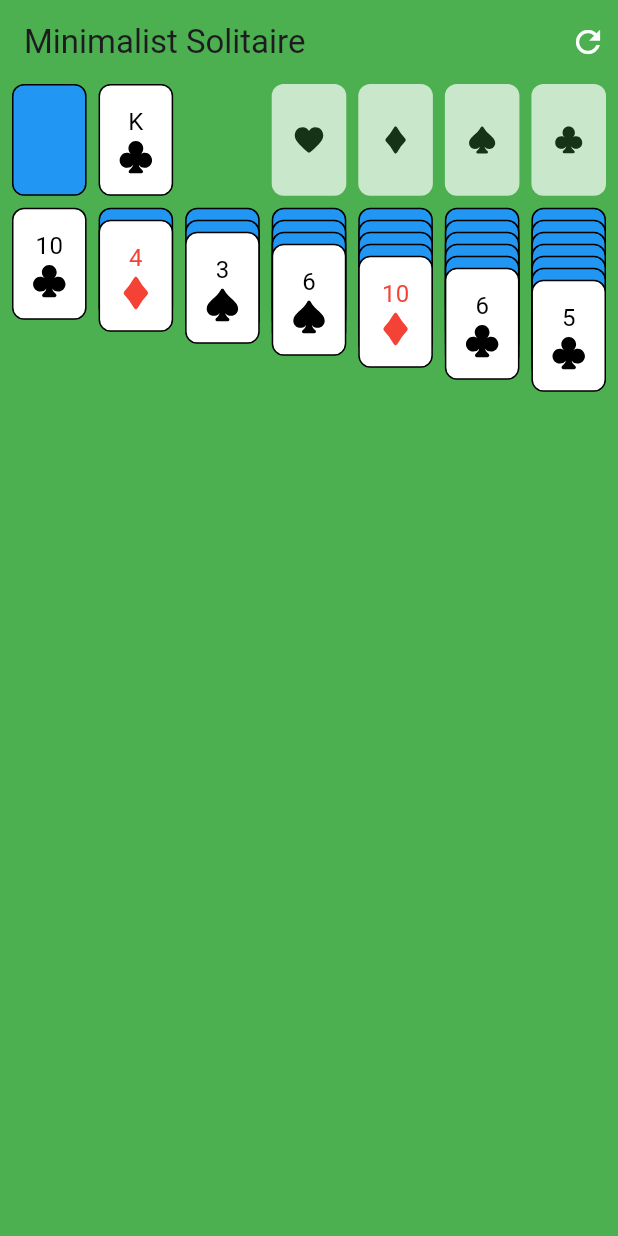
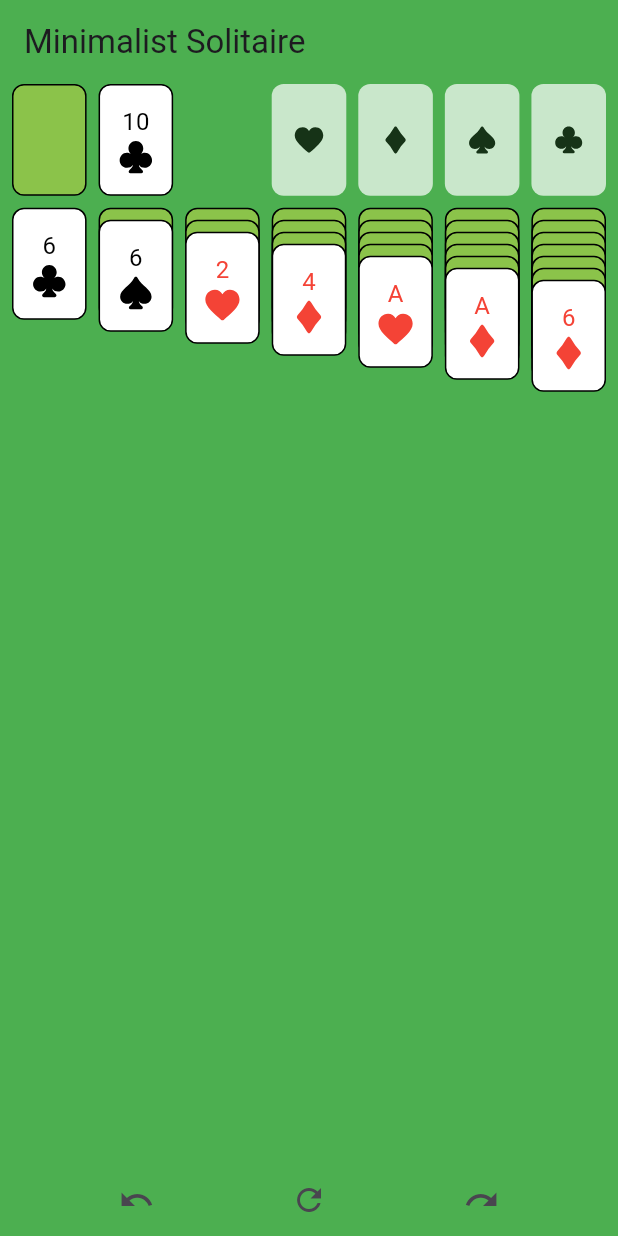
Before and after one commit to achase89/minimalist_solitaire, a Flutter app: the screen it shows after launch, after a tap on the "refresh" icon, on a phone screen of 412 x 824 dp. Run offline on Flutter 3.47's test engine with Material 3 defaults, Android fonts, the light colour scheme and no system bars; our stand-ins replace flutter_svg.

Commit message:
- corrected stock - started undo and redo

```diff
--- a/lib/card_transformed.dart
+++ b/lib/card_transformed.dart
@@ -43,7 +43,7 @@ class TransformedCardState extends State<TransformedCard> {
       height: cardHeight,
       width: cardWidth,
       decoration: BoxDecoration(
-        color: Colors.blue,
+        color: Colors.lightGreen,
         border: Border.all(color: Colors.black),
         borderRadius: BorderRadius.circular(8.0),
       ),
--- a/lib/game_screen.dart
+++ b/lib/game_screen.dart
@@ -1,11 +1,15 @@
+// game_screen.dart
+
+import 'dart:collection';
 import 'dart:math';
 
 import 'package:flutter/material.dart';
-import 'package:minimalist_solitaire/card_column.dart';
-import 'package:minimalist_solitaire/card_empty.dart';
-import 'package:minimalist_solitaire/card_playing.dart';
-import 'package:minimalist_solitaire/card_transformed.dart';
+
+import 'card_column.dart';
 import 'card_dimensions.dart';
+import 'card_empty.dart';
+import 'card_playing.dart';
+import 'card_transformed.dart';
 
 class GameScreen extends StatefulWidget {
   const GameScreen({super.key});
@@ -36,6 +40,10 @@ class GameScreenState extends State<GameScreen> {
   List<PlayingCard> finalSpadesDeck = [];
   List<PlayingCard> finalClubsDeck = [];
 
+  // List to store game states
+  List<List<List<PlayingCard>>> gameStates = [];
+  int currentStateIndex = -1;
+
   @override
   void initState() {
     super.initState();
@@ -52,24 +60,10 @@ class GameScreenState extends State<GameScreen> {
         title: const Text("Minimalist Solitaire"),
         elevation: 0.0,
         backgroundColor: Colors.green,
-        actions: <Widget>[
-          InkWell( // New game button
-            splashColor: Colors.white,
-            onTap: () {
-              _initialiseGame();
-            },
-            child: const Padding(
-              padding: EdgeInsets.all(8.0),
-              child: Icon(
-                Icons.refresh,
-                color: Colors.white,
-              ),
-            ),
-          )
-        ],
       ),
       body: Column(
         children: <Widget>[
+          // Stock, waste, and foundations
           Flexible(
             flex: 0,
             child: Padding(
@@ -106,11 +100,7 @@ class GameScreenState extends State<GameScreen> {
                     onTap: () {
                       setState(() {
                         if (stockPile.isEmpty) {
-                          stockPile.addAll(wastePile.map((card) {
-                            return card
-                              ..opened = false
-                              ..faceUp = false;
-                          }));
+                          stockPile.addAll(wastePile.reversed.map((card) => card..faceUp = false));
                           wastePile.clear();
                         } else {
                           wastePile.add(
@@ -119,6 +109,7 @@ class GameScreenState extends State<GameScreen> {
                               ..opened = true,
                           );
                         }
+                        _saveGameState();
                       });
                     },
                   ),
@@ -140,11 +131,14 @@ class GameScreenState extends State<GameScreen> {
                     cardSuit: CardSuit.hearts,
                     cardsAdded: finalHeartsDeck,
                     onCardAdded: (cards, index) {
+                      setState(() {
                         finalHeartsDeck.addAll(cards);
                         int length = _getListFromIndex(index).length;
                         _getListFromIndex(index)
                             .removeRange(length - cards.length, length);
                         _refreshList(index);
+                        _saveGameState();
+                      });
                     },
                     columnIndex: 8,
                   ),
@@ -152,11 +146,14 @@ class GameScreenState extends State<GameScreen> {
                     cardSuit: CardSuit.diamonds,
                     cardsAdded: finalDiamondsDeck,
                     onCardAdded: (cards, index) {
+                      setState(() {
                         finalDiamondsDeck.addAll(cards);
                         int length = _getListFromIndex(index).length;
                         _getListFromIndex(index)
                             .removeRange(length - cards.length, length);
                         _refreshList(index);
+                        _saveGameState();
+                      });
                     },
                     columnIndex: 9,
                   ),
@@ -164,11 +161,14 @@ class GameScreenState extends State<GameScreen> {
                     cardSuit: CardSuit.spades,
                     cardsAdded: finalSpadesDeck,
                     onCardAdded: (cards, index) {
+                      setState(() {
                         finalSpadesDeck.addAll(cards);
                         int length = _getListFromIndex(index).length;
                         _getListFromIndex(index)
                             .removeRange(length - cards.length, length);
                         _refreshList(index);
+                        _saveGameState();
+                      });
                     },
                     columnIndex: 10,
                   ),
@@ -176,11 +176,14 @@ class GameScreenState extends State<GameScreen> {
                     cardSuit: CardSuit.clubs,
                     cardsAdded: finalClubsDeck,
                     onCardAdded: (cards, index) {
+                      setState(() {
                         finalClubsDeck.addAll(cards);
                         int length = _getListFromIndex(index).length;
                         _getListFromIndex(index)
                             .removeRange(length - cards.length, length);
                         _refreshList(index);
+                        _saveGameState();
+                      });
                     },
                     columnIndex: 11,
                   ),
@@ -188,6 +191,7 @@ class GameScreenState extends State<GameScreen> {
               ),
             ),
           ),
+          // Game columns
           Expanded(
             child: Padding(
               padding: const EdgeInsets.only(left: 8.0, right: 8.0, top: 8.0),
@@ -205,6 +209,7 @@ class GameScreenState extends State<GameScreen> {
                           _getListFromIndex(index)
                               .removeRange(length - cards.length, length);
                           _refreshList(index);
+                          _saveGameState();
                         });
                       },
                       columnIndex: 1,
@@ -221,6 +226,7 @@ class GameScreenState extends State<GameScreen> {
                           _getListFromIndex(index)
                               .removeRange(length - cards.length, length);
                           _refreshList(index);
+                          _saveGameState();
                         });
                       },
                       columnIndex: 2,
@@ -237,6 +243,7 @@ class GameScreenState extends State<GameScreen> {
                           _getListFromIndex(index)
                               .removeRange(length - cards.length, length);
                           _refreshList(index);
+                          _saveGameState();
                         });
                       },
                       columnIndex: 3,
@@ -253,6 +260,7 @@ class GameScreenState extends State<GameScreen> {
                           _getListFromIndex(index)
                               .removeRange(length - cards.length, length);
                           _refreshList(index);
+                          _saveGameState();
                         });
                       },
                       columnIndex: 4,
@@ -269,6 +277,7 @@ class GameScreenState extends State<GameScreen> {
                           _getListFromIndex(index)
                               .removeRange(length - cards.length, length);
                           _refreshList(index);
+                          _saveGameState();
                         });
                       },
                       columnIndex: 5,
@@ -285,6 +294,7 @@ class GameScreenState extends State<GameScreen> {
                           _getListFromIndex(index)
                               .removeRange(length - cards.length, length);
                           _refreshList(index);
+                          _saveGameState();
                         });
                       },
                       columnIndex: 6,
@@ -301,6 +311,7 @@ class GameScreenState extends State<GameScreen> {
                           _getListFromIndex(index)
                               .removeRange(length - cards.length, length);
                           _refreshList(index);
+                          _saveGameState();
                         });
                       },
                       columnIndex: 7,
@@ -309,6 +320,24 @@ class GameScreenState extends State<GameScreen> {
                 ],
               ),
             ),
+          ),
+          // Game options row
+          Row(
+            mainAxisAlignment: MainAxisAlignment.spaceEvenly, // Distribute buttons evenly
+            children: [
+              IconButton( // Undo button
+                icon: const Icon(Icons.undo),
+                onPressed: _undo,
+              ),
+              IconButton( // New game button
+                icon: const Icon(Icons.refresh),
+                onPressed: _initialiseGame,
+              ),
+              IconButton( // Redo button
+                icon: const Icon(Icons.redo),
+                onPressed: _redo,
+              ),
+            ],
           ),
         ],
       ),
@@ -347,6 +376,8 @@ class GameScreenState extends State<GameScreen> {
         ));
       }
     }
+
+    allCards.shuffle(); // Shuffle the deck here
 
     Random random = Random();
 
@@ -444,7 +475,74 @@ class GameScreenState extends State<GameScreen> {
         ..faceUp = true,
     );
 
+    // Initialize game state
+    _saveGameState();
+  }
+
+  void _saveGameState() {
+    final newState = [
+      cardColumn1.toList(),
+      cardColumn2.toList(),
+      cardColumn3.toList(),
+      cardColumn4.toList(),
+      cardColumn5.toList(),
+      cardColumn6.toList(),
+      cardColumn7.toList(),
+      stockPile.toList(),
+      wastePile.toList(),
+      finalHeartsDeck.toList(),
+      finalDiamondsDeck.toList(),
+      finalSpadesDeck.toList(),
+      finalClubsDeck.toList(),
+    ];
+    gameStates = gameStates.sublist(0, currentStateIndex + 1);
+    gameStates.add(newState);
+    currentStateIndex++;
+  }
+
+  void _undo() {
+    if (currentStateIndex > 0) {
+      currentStateIndex--;
+      _applyGameState(gameStates[currentStateIndex]);
       setState(() {});
+    }
+  }
+
+  void _redo() {
+    if (currentStateIndex < gameStates.length - 1) {
+      currentStateIndex++;
+      _applyGameState(gameStates[currentStateIndex]);
+      setState(() {});
+    }
+  }
+
+  void _applyGameState(List<List<PlayingCard>> state) {
+    cardColumn1.clear();
+    cardColumn1.addAll(state[0]);
+    cardColumn2.clear();
+    cardColumn2.addAll(state[1]);
+    cardColumn3.clear();
+    cardColumn3.addAll(state[2]);
+    cardColumn4.clear();
+    cardColumn4.addAll(state[3]);
+    cardColumn5.clear();
+    cardColumn5.addAll(state[4]);
+    cardColumn6.clear();
+    cardColumn6.addAll(state[5]);
+    cardColumn7.clear();
+    cardColumn7.addAll(state[6]);
+    stockPile.clear();
+    stockPile.addAll(state[7]);
+    wastePile.clear();
+    wastePile.addAll(state[8]);
+    finalHeartsDeck.clear();
+    finalHeartsDeck.addAll(state[9]);
+    finalDiamondsDeck.clear();
+    finalDiamondsDeck.addAll(state[10]);
+    finalSpadesDeck.clear();
+    finalSpadesDeck.addAll(state[11]);
+    finalClubsDeck.clear();
+    finalClubsDeck.addAll(state[12]);
   }
 
   void _refreshList(int index) {
```
Lines whose indentation alone changed are shown as unchanged.
